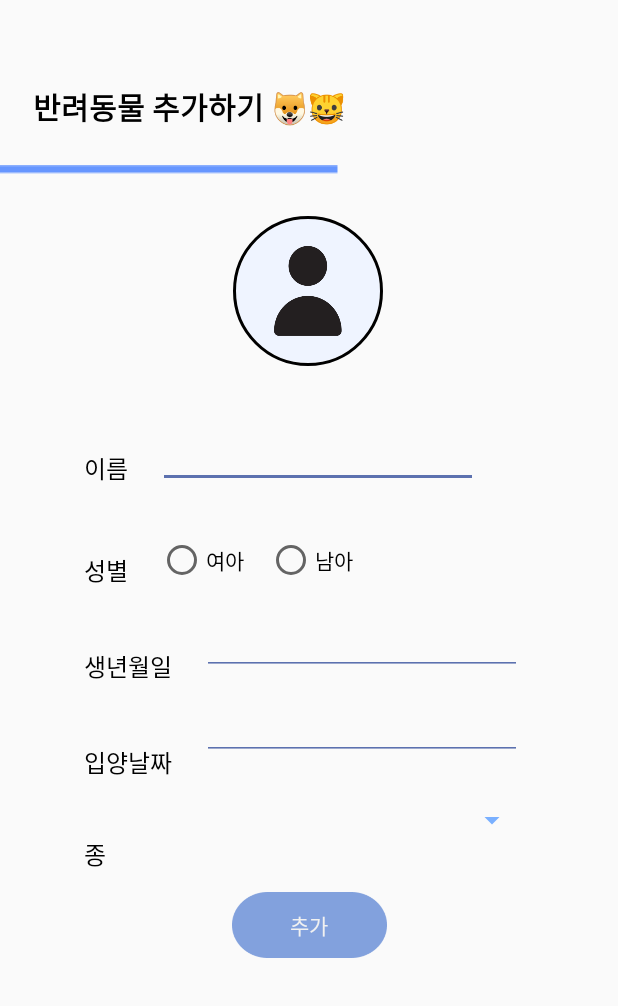
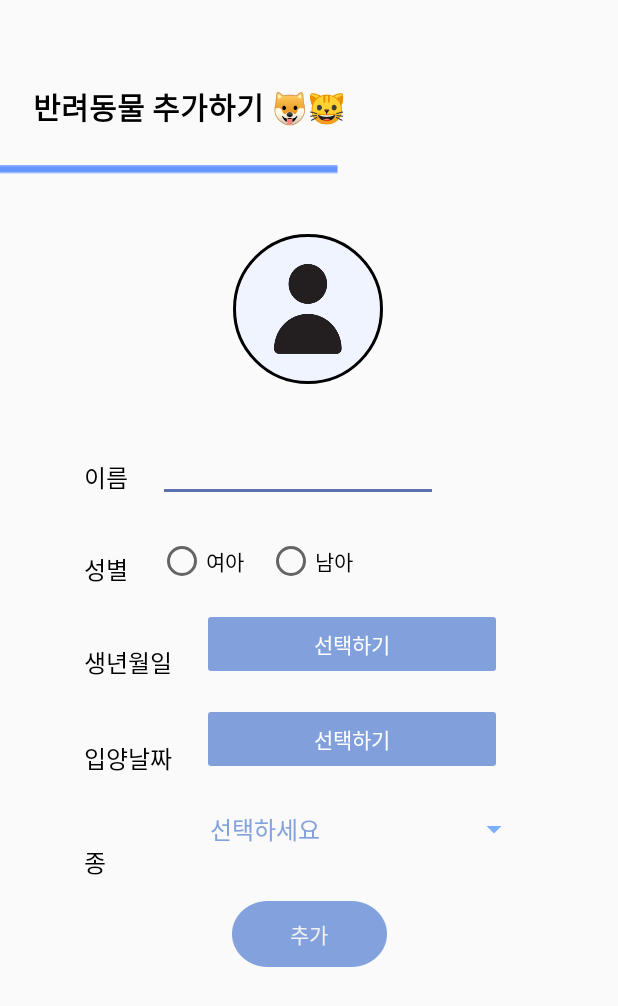
Before and after one commit to meongnyang/front-end, an Android app: the AddActivity screen opened directly, with no data from a screen before it, on a phone screen of 412 x 824 dp. Shown: the top 1006 px of the screen. Run offline under Robolectric (Android 15) with nearby library versions, the phone set to English and light mode, and no system bars; our stand-ins replace CircleImageView, data binding.

Commit message:
[fix]: 반려동물 추가 화면 수정

```diff
--- a/app/src/main/java/com/example/meongnyang/mypage/AddActivity.kt
+++ b/app/src/main/java/com/example/meongnyang/mypage/AddActivity.kt
@@ -1,12 +1,66 @@
 package com.example.meongnyang.mypage
 
+import android.app.DatePickerDialog
 import androidx.appcompat.app.AppCompatActivity
 import android.os.Bundle
+import android.view.View
+import android.widget.AdapterView
+import android.widget.ArrayAdapter
+import android.widget.EditText
 import com.example.meongnyang.R
+import com.example.meongnyang.databinding.MypageActivityAddBinding
+import com.example.meongnyang.databinding.SkinActivityCameraBinding
+import java.util.Calendar
 
 class AddActivity : AppCompatActivity() {
+    private lateinit var binding: MypageActivityAddBinding
+    var birthString = ""
+    var adoptString = ""
+
     override fun onCreate(savedInstanceState: Bundle?) {
         super.onCreate(savedInstanceState)
-        setContentView(R.layout.mapage_activity_add)
+
+        binding = MypageActivityAddBinding.inflate(layoutInflater)
+        setContentView(binding.root)
+
+        binding.birthDay.setOnClickListener {
+            val calender = Calendar.getInstance()
+
+            val dateSetListener = DatePickerDialog.OnDateSetListener { view, year, month, dayOfMonth ->
+                birthString = "${year}년 ${month+1}월 ${dayOfMonth}일"
+                binding.birthDay.text = birthString
+            }
+            // 오늘 날짜로 지정해 놓고 다이얼로그 띄우기
+            DatePickerDialog(this, dateSetListener, calender.get(Calendar.YEAR), calender.get(Calendar.MONTH), calender.get(Calendar.DAY_OF_MONTH)).show()
+        }
+
+        binding.adoptDay.setOnClickListener {
+            val calender = Calendar.getInstance()
+
+            val dateSetListener = DatePickerDialog.OnDateSetListener { view, year, month, dayOfMonth ->
+                adoptString = "${year}년 ${month+1}월 ${dayOfMonth}일"
+                binding.adoptDay.text = adoptString
+            }
+            // 오늘 날짜로 지정해 놓고 다이얼로그 띄우기
+            DatePickerDialog(this, dateSetListener, calender.get(Calendar.YEAR), calender.get(Calendar.MONTH), calender.get(Calendar.DAY_OF_MONTH)).show()
+        }
+
+        // 스피너 설정
+        val speciesAdapter = ArrayAdapter.createFromResource(this, R.array.species_array, android.R.layout.simple_spinner_dropdown_item)
+        speciesAdapter.setDropDownViewResource(android.R.layout.simple_spinner_dropdown_item)
+        binding.selectSpecies.adapter = speciesAdapter // 어댑터와 연결
+
+        binding.selectSpecies.onItemSelectedListener = object: AdapterView.OnItemSelectedListener {
+            override fun onItemSelected(p0: AdapterView<*>?, p1: View?, position: Int, p3: Long) {
+                // 선택하세요 이외의 것을 클릭했을 때만 기능 구현되게
+                if (!binding.selectSpecies.getItemAtPosition(position).equals("선택하세요")) {
+
+                }
+            }
+
+            override fun onNothingSelected(p0: AdapterView<*>?) {
+                TODO("Not yet implemented")
+            }
+        }
     }
 }
--- /dev/null
+++ b/app/src/main/res/drawable/type_select_button.xml
@@ -0,0 +1,5 @@
+<?xml version="1.0" encoding="utf-8"?>
+<selector xmlns:android="http://schemas.android.com/apk/res/android">
+    <item android:state_selected="true" android:drawable="@drawable/ic_type_click"/>
+    <item android:state_selected="false" android:drawable="@drawable/ic_type_unclick"/>
+</selector>
--- a/app/src/main/res/layout/mapage_activity_add.xml
+++ /dev/null
@@ -1,213 +0,0 @@
-<?xml version="1.0" encoding="utf-8"?>
-<androidx.constraintlayout.widget.ConstraintLayout xmlns:android="http://schemas.android.com/apk/res/android"
-    xmlns:app="http://schemas.android.com/apk/res-auto"
-    xmlns:tools="http://schemas.android.com/tools"
-    android:layout_width="match_parent"
-    android:layout_height="match_parent"
-    tools:context=".mypage.AddActivity">
-
-    <ImageView
-        android:id="@+id/blue_line2"
-        android:layout_width="wrap_content"
-        android:layout_height="wrap_content"
-        android:layout_marginTop="24dp"
-        android:src="@drawable/ic_blueline"
-        app:layout_constraintEnd_toEndOf="parent"
-        app:layout_constraintHorizontal_bias="0.0"
-        app:layout_constraintStart_toStartOf="parent"
-        app:layout_constraintTop_toBottomOf="@id/add_title" />
-
-    <TextView
-        android:id="@+id/add_title"
-        android:layout_width="wrap_content"
-        android:layout_height="wrap_content"
-        android:layout_marginStart="22dp"
-        android:layout_marginTop="56dp"
-        android:layout_marginEnd="250dp"
-        android:fontFamily="@font/gothic"
-        android:text="@string/add_title"
-        android:textColor="#000000"
-        android:textSize="20sp"
-        android:textStyle="bold"
-        app:layout_constraintEnd_toEndOf="parent"
-        app:layout_constraintHorizontal_bias="0.0"
-        app:layout_constraintStart_toStartOf="parent"
-        app:layout_constraintTop_toTopOf="parent" />
-
-    <de.hdodenhof.circleimageview.CircleImageView
-        android:id="@+id/circle_iv"
-        android:layout_width="100dp"
-        android:layout_height="100dp"
-        android:layout_gravity="center"
-        android:layout_marginStart="140dp"
-        android:layout_marginTop="28dp"
-        android:layout_marginEnd="141dp"
-        android:src="@drawable/ic_profile"
-        app:civ_border_overlay="true"
-        app:civ_border_width="2dp"
-        app:layout_constraintEnd_toEndOf="parent"
-        app:layout_constraintStart_toStartOf="parent"
-        app:layout_constraintTop_toBottomOf="@+id/blue_line2" />
-
-    <EditText
-        android:id="@+id/nameEdit"
-        android:layout_width="wrap_content"
-        android:layout_height="wrap_content"
-        android:layout_marginStart="20dp"
-        android:layout_marginTop="36dp"
-        android:layout_marginEnd="112dp"
-        android:backgroundTint="#5C71AF"
-        android:ems="10"
-        android:inputType="textPersonName"
-        app:layout_constraintEnd_toEndOf="parent"
-        app:layout_constraintHorizontal_bias="0.0"
-        app:layout_constraintStart_toEndOf="@+id/textView28"
-        app:layout_constraintTop_toBottomOf="@+id/circle_iv" />
-
-    <TextView
-        android:id="@+id/textView37"
-        android:layout_width="wrap_content"
-        android:layout_height="wrap_content"
-        android:layout_marginStart="56dp"
-        android:layout_marginTop="37dp"
-        android:fontFamily="@font/gothic"
-        android:text="종"
-        android:textColor="#000000"
-        android:textSize="16sp"
-        app:layout_constraintStart_toStartOf="parent"
-        app:layout_constraintTop_toBottomOf="@+id/textView36" />
-
-    <EditText
-        android:id="@+id/adoptDay"
-        android:layout_width="wrap_content"
-        android:layout_height="wrap_content"
-        android:layout_marginStart="20dp"
-        android:layout_marginTop="11dp"
-        android:layout_marginEnd="76dp"
-        android:backgroundTint="#5C71AF"
-        android:ems="10"
-        android:inputType="date"
-        app:layout_constraintEnd_toEndOf="parent"
-        app:layout_constraintHorizontal_bias="0.0"
-        app:layout_constraintStart_toEndOf="@+id/textView35"
-        app:layout_constraintTop_toBottomOf="@+id/birthDay" />
-
-    <Spinner
-        android:id="@+id/species"
-        android:layout_width="221dp"
-        android:layout_height="40dp"
-        android:layout_marginTop="20dp"
-        android:layout_marginEnd="60dp"
-        android:backgroundTint="#7AB0FF"
-        android:spinnerMode="dialog"
-        app:layout_constraintEnd_toEndOf="parent"
-        app:layout_constraintTop_toBottomOf="@+id/adoptDay" />
-
-    <TextView
-        android:id="@+id/textView36"
-        android:layout_width="wrap_content"
-        android:layout_height="wrap_content"
-        android:layout_marginStart="56dp"
-        android:layout_marginTop="40dp"
-        android:fontFamily="@font/gothic"
-        android:text="입양날짜"
-        android:textColor="#000000"
-        android:textSize="16sp"
-        app:layout_constraintStart_toStartOf="parent"
-        app:layout_constraintTop_toBottomOf="@+id/textView35" />
-
-    <TextView
-        android:id="@+id/textView35"
-        android:layout_width="wrap_content"
-        android:layout_height="wrap_content"
-        android:layout_marginStart="56dp"
-        android:layout_marginTop="40dp"
-        android:fontFamily="@font/gothic"
-        android:text="생년월일"
-        android:textColor="#000000"
-        android:textSize="16sp"
-        app:layout_constraintStart_toStartOf="parent"
-        app:layout_constraintTop_toBottomOf="@+id/textView34" />
-
-    <RadioGroup
-        android:id="@+id/radioGroup"
-        android:layout_width="wrap_content"
-        android:layout_height="wrap_content"
-        android:layout_marginStart="20dp"
-        android:layout_marginTop="32dp"
-        android:orientation="horizontal"
-        app:layout_constraintStart_toEndOf="@+id/textView34"
-        app:layout_constraintTop_toBottomOf="@+id/nameEdit">
-
-        <RadioButton
-            android:id="@+id/femaleRadio"
-            android:layout_width="wrap_content"
-            android:layout_height="wrap_content"
-            android:layout_marginRight="15dp"
-            android:fontFamily="@font/gothic"
-            android:text="여아" />
-
-        <RadioButton
-            android:id="@+id/maleRadio"
-            android:layout_width="wrap_content"
-            android:layout_height="wrap_content"
-            android:layout_weight="1"
-            android:fontFamily="@font/gothic"
-            android:text="남아" />
-    </RadioGroup>
-
-    <EditText
-        android:id="@+id/birthDay"
-        android:layout_width="wrap_content"
-        android:layout_height="wrap_content"
-        android:layout_marginStart="20dp"
-        android:layout_marginTop="15dp"
-        android:layout_marginEnd="76dp"
-        android:backgroundTint="#5C71AF"
-        android:ems="10"
-        android:inputType="date"
-        app:layout_constraintEnd_toEndOf="parent"
-        app:layout_constraintHorizontal_bias="0.0"
-        app:layout_constraintStart_toEndOf="@+id/textView35"
-        app:layout_constraintTop_toBottomOf="@+id/radioGroup" />
-
-    <TextView
-        android:id="@+id/textView34"
-        android:layout_width="wrap_content"
-        android:layout_height="wrap_content"
-        android:layout_marginStart="56dp"
-        android:layout_marginTop="44dp"
-        android:fontFamily="@font/gothic"
-        android:text="성별"
-        android:textColor="#000000"
-        android:textSize="16sp"
-        app:layout_constraintStart_toStartOf="parent"
-        app:layout_constraintTop_toBottomOf="@+id/textView28" />
-
-    <TextView
-        android:id="@+id/textView28"
-        android:layout_width="wrap_content"
-        android:layout_height="wrap_content"
-        android:layout_marginStart="56dp"
-        android:layout_marginTop="56dp"
-        android:fontFamily="@font/gothic"
-        android:text="이름"
-        android:textColor="#000000"
-        android:textSize="16sp"
-        app:layout_constraintStart_toStartOf="parent"
-        app:layout_constraintTop_toBottomOf="@+id/circle_iv" />
-
-    <Button
-        android:id="@+id/addBtn"
-        android:layout_width="103dp"
-        android:layout_height="44dp"
-        android:layout_marginTop="28dp"
-        android:background="@drawable/ic_save_btn"
-        android:fontFamily="@font/gothic"
-        android:text="추가"
-        android:textColor="#F1F1F1"
-        app:layout_constraintEnd_toEndOf="parent"
-        app:layout_constraintStart_toStartOf="parent"
-        app:layout_constraintTop_toBottomOf="@+id/species" />
-
-</androidx.constraintlayout.widget.ConstraintLayout>
--- /dev/null
+++ b/app/src/main/res/layout/mypage_activity_add.xml
@@ -0,0 +1,227 @@
+<?xml version="1.0" encoding="utf-8"?>
+<layout xmlns:tools="http://schemas.android.com/tools"
+    xmlns:android="http://schemas.android.com/apk/res/android"
+    xmlns:app="http://schemas.android.com/apk/res-auto">
+    <data>
+
+    </data>
+
+    <androidx.constraintlayout.widget.ConstraintLayout
+        android:layout_width="match_parent"
+        android:layout_height="match_parent"
+        tools:context=".mypage.AddActivity">
+
+        <ImageView
+            android:id="@+id/blue_line2"
+            android:layout_width="wrap_content"
+            android:layout_height="wrap_content"
+            android:layout_marginTop="24dp"
+            android:src="@drawable/ic_blueline"
+            app:layout_constraintEnd_toEndOf="parent"
+            app:layout_constraintHorizontal_bias="0.0"
+            app:layout_constraintStart_toStartOf="parent"
+            app:layout_constraintTop_toBottomOf="@id/add_title" />
+
+        <TextView
+            android:id="@+id/add_title"
+            android:layout_width="wrap_content"
+            android:layout_height="wrap_content"
+            android:layout_marginStart="22dp"
+            android:layout_marginTop="56dp"
+            android:layout_marginEnd="250dp"
+            android:fontFamily="@font/gothic"
+            android:text="@string/add_title"
+            android:textColor="#000000"
+            android:textSize="20sp"
+            android:textStyle="bold"
+            app:layout_constraintEnd_toEndOf="parent"
+            app:layout_constraintHorizontal_bias="0.0"
+            app:layout_constraintStart_toStartOf="parent"
+            app:layout_constraintTop_toTopOf="parent" />
+
+        <de.hdodenhof.circleimageview.CircleImageView
+            android:id="@+id/circle_iv"
+            android:layout_width="100dp"
+            android:layout_height="100dp"
+            android:layout_gravity="center"
+            android:layout_marginStart="140dp"
+            android:layout_marginTop="40dp"
+            android:layout_marginEnd="141dp"
+            android:src="@drawable/ic_profile"
+            app:civ_border_overlay="true"
+            app:civ_border_width="2dp"
+            app:layout_constraintEnd_toEndOf="parent"
+            app:layout_constraintStart_toStartOf="parent"
+            app:layout_constraintTop_toBottomOf="@+id/blue_line2" />
+
+        <EditText
+            android:id="@+id/nameEdit"
+            android:layout_width="wrap_content"
+            android:layout_height="wrap_content"
+            android:layout_marginStart="20dp"
+            android:layout_marginTop="36dp"
+            android:layout_marginEnd="112dp"
+            android:backgroundTint="#5C71AF"
+            android:ems="10"
+            android:fontFamily="@font/gothic"
+            android:inputType="textPersonName"
+            android:textSize="16sp"
+            app:layout_constraintEnd_toEndOf="parent"
+            app:layout_constraintHorizontal_bias="0.0"
+            app:layout_constraintStart_toEndOf="@+id/textView28"
+            app:layout_constraintTop_toBottomOf="@+id/circle_iv" />
+
+        <TextView
+            android:id="@+id/textView37"
+            android:layout_width="wrap_content"
+            android:layout_height="wrap_content"
+            android:layout_marginStart="56dp"
+            android:layout_marginTop="45dp"
+            android:fontFamily="@font/gothic"
+            android:text="종"
+            android:textColor="#000000"
+            android:textSize="16sp"
+            app:layout_constraintStart_toStartOf="parent"
+            app:layout_constraintTop_toBottomOf="@+id/textView36" />
+
+        <Button
+            android:id="@+id/adoptDay"
+            android:layout_width="200dp"
+            android:layout_height="wrap_content"
+            android:layout_marginStart="20dp"
+            android:layout_marginTop="15dp"
+            android:layout_marginEnd="76dp"
+            android:backgroundTint="#809FDB"
+            android:ems="10"
+            android:fontFamily="@font/gothic"
+            android:text="선택하기"
+            android:textColor="#FFFFFF"
+            app:layout_constraintEnd_toEndOf="parent"
+            app:layout_constraintHorizontal_bias="0.0"
+            app:layout_constraintStart_toEndOf="@+id/textView35"
+            app:layout_constraintTop_toBottomOf="@+id/birthDay" />
+
+        <Spinner
+            android:id="@+id/selectSpecies"
+            android:layout_width="221dp"
+            android:layout_height="40dp"
+            android:layout_marginStart="50dp"
+            android:layout_marginTop="16dp"
+            android:layout_marginEnd="48dp"
+            android:backgroundTint="#7AB0FF"
+            android:spinnerMode="dialog"
+            app:layout_constraintEnd_toEndOf="parent"
+            app:layout_constraintStart_toEndOf="@+id/textView37"
+            app:layout_constraintTop_toBottomOf="@+id/adoptDay" />
+
+        <TextView
+            android:id="@+id/textView36"
+            android:layout_width="wrap_content"
+            android:layout_height="wrap_content"
+            android:layout_marginStart="56dp"
+            android:layout_marginTop="40dp"
+            android:fontFamily="@font/gothic"
+            android:text="입양날짜"
+            android:textColor="#000000"
+            android:textSize="16sp"
+            app:layout_constraintStart_toStartOf="parent"
+            app:layout_constraintTop_toBottomOf="@+id/textView35" />
+
+        <TextView
+            android:id="@+id/textView35"
+            android:layout_width="wrap_content"
+            android:layout_height="wrap_content"
+            android:layout_marginStart="56dp"
+            android:layout_marginTop="38dp"
+            android:fontFamily="@font/gothic"
+            android:text="생년월일"
+            android:textColor="#000000"
+            android:textSize="16sp"
+            app:layout_constraintStart_toStartOf="parent"
+            app:layout_constraintTop_toBottomOf="@+id/textView34" />
+
+        <RadioGroup
+            android:id="@+id/radioGroup"
+            android:layout_width="wrap_content"
+            android:layout_height="wrap_content"
+            android:layout_marginStart="20dp"
+            android:layout_marginTop="23dp"
+            android:orientation="horizontal"
+            app:layout_constraintStart_toEndOf="@+id/textView34"
+            app:layout_constraintTop_toBottomOf="@+id/nameEdit">
+
+            <RadioButton
+                android:id="@+id/femaleRadio"
+                android:layout_width="wrap_content"
+                android:layout_height="wrap_content"
+                android:layout_marginRight="15dp"
+                android:fontFamily="@font/gothic"
+                android:text="여아" />
+
+            <RadioButton
+                android:id="@+id/maleRadio"
+                android:layout_width="wrap_content"
+                android:layout_height="wrap_content"
+                android:layout_weight="1"
+                android:fontFamily="@font/gothic"
+                android:text="남아" />
+        </RadioGroup>
+
+        <Button
+            android:id="@+id/birthDay"
+            android:layout_width="200dp"
+            android:layout_height="wrap_content"
+            android:layout_marginStart="20dp"
+            android:layout_marginTop="15dp"
+            android:layout_marginEnd="76dp"
+            android:backgroundTint="#81A0DC"
+            android:ems="10"
+            android:fontFamily="@font/gothic"
+            android:text="선택하기"
+            android:textColor="#FFFFFF"
+            app:layout_constraintEnd_toEndOf="parent"
+            app:layout_constraintHorizontal_bias="0.0"
+            app:layout_constraintStart_toEndOf="@+id/textView35"
+            app:layout_constraintTop_toBottomOf="@+id/radioGroup" />
+
+        <TextView
+            android:id="@+id/textView34"
+            android:layout_width="wrap_content"
+            android:layout_height="wrap_content"
+            android:layout_marginStart="56dp"
+            android:layout_marginTop="37dp"
+            android:fontFamily="@font/gothic"
+            android:text="성별"
+            android:textColor="#000000"
+            android:textSize="16sp"
+            app:layout_constraintStart_toStartOf="parent"
+            app:layout_constraintTop_toBottomOf="@+id/textView28" />
+
+        <TextView
+            android:id="@+id/textView28"
+            android:layout_width="wrap_content"
+            android:layout_height="wrap_content"
+            android:layout_marginStart="56dp"
+            android:layout_marginTop="50dp"
+            android:fontFamily="@font/gothic"
+            android:text="이름"
+            android:textColor="#000000"
+            android:textSize="16sp"
+            app:layout_constraintStart_toStartOf="parent"
+            app:layout_constraintTop_toBottomOf="@+id/circle_iv" />
+
+        <Button
+            android:id="@+id/addBtn"
+            android:layout_width="103dp"
+            android:layout_height="44dp"
+            android:layout_marginTop="28dp"
+            android:background="@drawable/ic_save_btn"
+            android:fontFamily="@font/gothic"
+            android:text="추가"
+            android:textColor="#F1F1F1"
+            app:layout_constraintEnd_toEndOf="parent"
+            app:layout_constraintStart_toStartOf="parent"
+            app:layout_constraintTop_toBottomOf="@+id/selectSpecies" />
+
+    </androidx.constraintlayout.widget.ConstraintLayout>
+</layout>
--- /dev/null
+++ b/app/src/main/res/values/species.xml
@@ -0,0 +1,11 @@
+<?xml version="1.0" encoding="utf-8"?>
+<resources>
+    <string-array name="species_array">
+        <item>선택하세요</item>
+        <item>말티즈</item>
+        <item>푸들</item>
+        <item>포메라니안</item>
+        <item>비숑프리제</item>
+        <item>치와와</item>
+    </string-array>
+</resources>
--- a/app/src/main/res/values/strings.xml
+++ b/app/src/main/res/values/strings.xml
@@ -13,4 +13,5 @@
     <string name="commu_title">커뮤니티 💬</string>
     <string name="category">1일 1자랑</string>
     <string name="add_title">반려동물 추가하기 🐶🐱</string>
+    <string name="type_title">당신의 반려동물은?</string>
 </resources>
--- a/app/src/main/res/values/styles.xml
+++ b/app/src/main/res/values/styles.xml
@@ -1,7 +1,21 @@
 <?xml version="1.0" encoding="utf-8"?>
 <resources>
+    <!-- 네비게이션 뷰 스타일 설정 -->
     <style name="BottomNavigationView" parent="@style/TextAppearance.AppCompat.Caption">
         <item name="android:textSize">12sp</item>
         <item name="android:fontFamily">@font/gothic</item>
     </style>
+
+    <!-- datepickerdialog 스타일 설정 -->
+    <style name="MyDatePickerStyle" parent="Theme.AppCompat.Light.NoActionBar">
+        <!-- 상단 색 변경-->
+        <item name="colorAccent">#82A1DD</item>
+        <!-- 선택한 날짜를 표시할 색상 -->
+        <item name="colorControlActivated">#82A1DD</item>
+        <item name="colorControlHighlight">#82A1DD</item>
+        <!-- 취소, 확인 버튼 색상 -->
+        <item name="android:textColor">#82A1DD</item>
+        <!-- 글꼴 설정 -->
+        <item name="android:fontFamily">@font/gothic</item>
+    </style>
 </resources>
```
Also changed, not shown: app/build.gradle (+16 -0 lines), app/src/main/AndroidManifest.xml (+6 -2 lines), app/src/main/java/com/example/meongnyang/mypage/TypeActivity.kt (added, +12 -0 lines), app/src/main/res/layout/mypage_activity_type.xml (added, +36 -0 lines), app/src/main/res/drawable-v24/ic_type_click.png (added), app/src/main/res/drawable-v24/ic_type_unclick.png (added).
